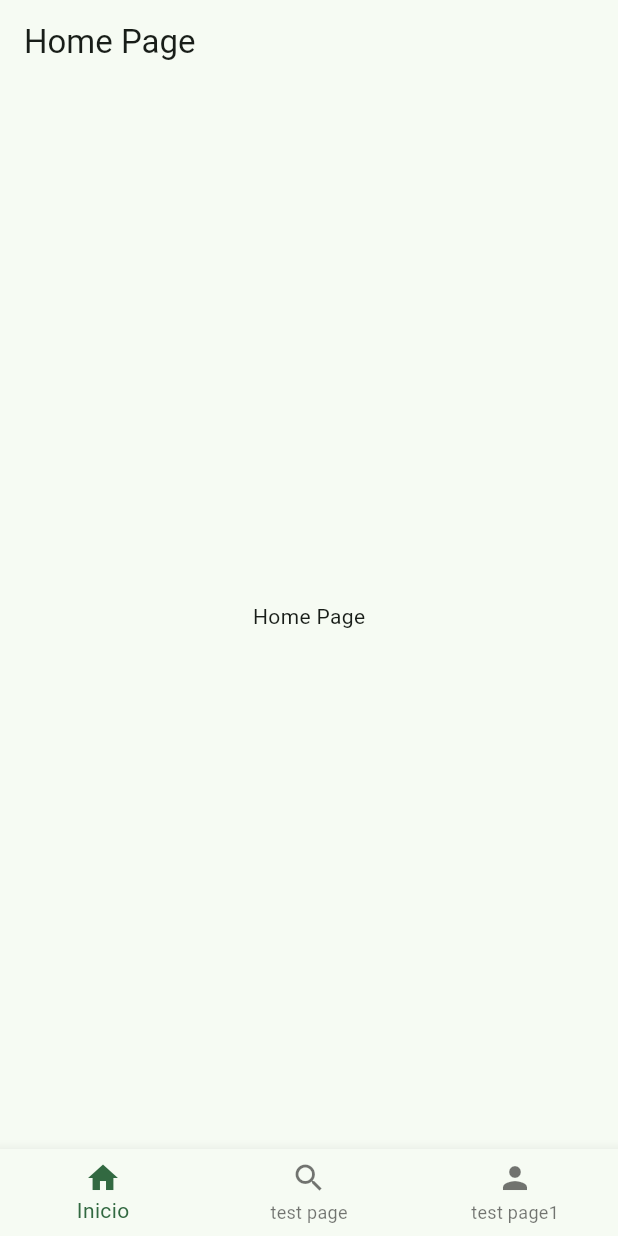
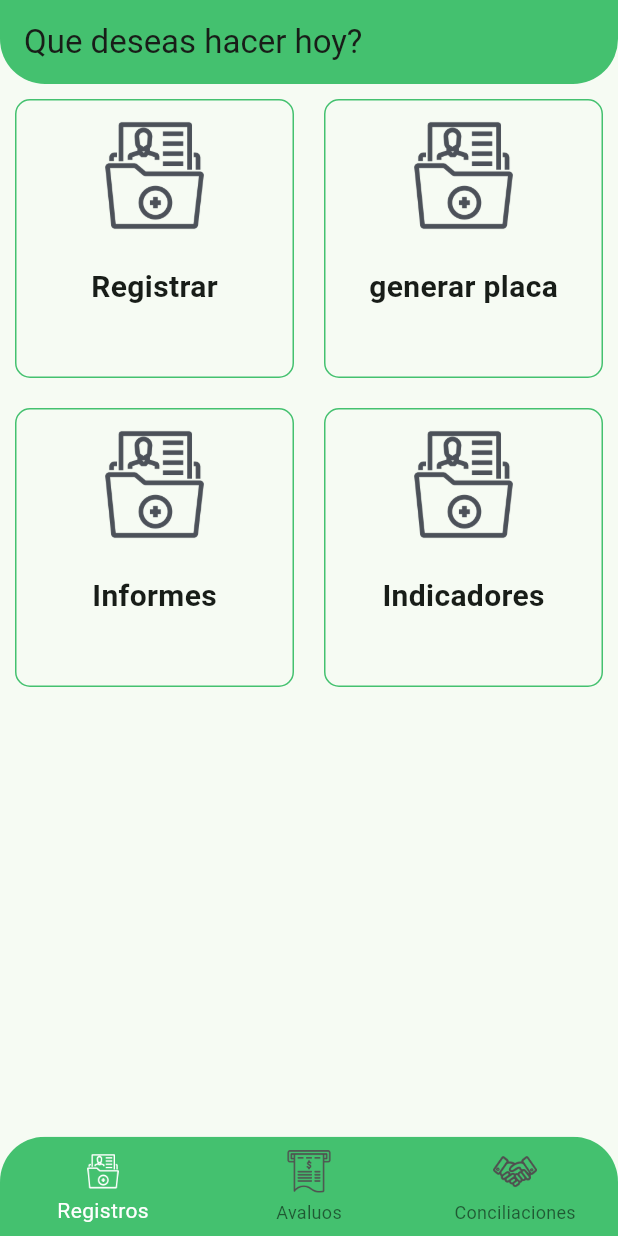
Before and after one commit to nikolasiba/nijuda_activos_fijos, a Flutter app: the BottomNavigationPage screen opened directly, on a phone screen of 412 x 824 dp. Run offline on Flutter 3.47's test engine with Material 3 defaults, Android fonts, the phone set to English and light mode, and no system bars; our stand-ins replace animate_do, firebase_auth, firebase_core, freezed_annotation, get; accounts and stored records are empty; generated files the repository leaves out were written again.

Commit message:
settings for screen pricipals

```diff
--- a/lib/features/auth/presentation/contoller/auth_ctr.dart
+++ b/lib/features/auth/presentation/contoller/auth_ctr.dart
@@ -2,6 +2,7 @@ import 'package:activosfijos/features/auth/data/datasource/remote/auth_firebase.
 import 'package:activosfijos/features/auth/data/repositories/auth_repository_impl.dart';
 import 'package:activosfijos/features/auth/domain/repositories/auth_repository.dart';
 import 'package:activosfijos/features/bottom_navigation/presentation/pages/bottom_navigation_page.dart';
+import 'package:activosfijos/shared/assets/assets.dart';
 import 'package:activosfijos/shared/widgets/custom_alert.dart';
 import 'package:flutter/material.dart';
 import 'package:get/get.dart';
@@ -25,6 +26,7 @@ class AuthController extends GetxController {
 
     if (response) {
       CustomAlert(
+        image: Res.images.successImage,
         title: 'Bienvenido',
         body: 'Ingreso exitoso',
         onPressed: () => Get.offAll(
--- /dev/null
+++ b/lib/features/avaluo/presentation/pages/avaluo_main_pg.dart
@@ -0,0 +1,12 @@
+import 'package:flutter/material.dart';
+
+class AvaluoMainPAge extends StatelessWidget {
+  const AvaluoMainPAge({super.key});
+
+  @override
+  Widget build(BuildContext context) {
+    return const Center(
+      child: Text('Avaluo Main Page'),
+    );
+  }
+}
--- a/lib/features/bottom_navigation/presentation/controller/bottom_navigation_ctrl.dart
+++ b/lib/features/bottom_navigation/presentation/controller/bottom_navigation_ctrl.dart
@@ -1,6 +1,6 @@
-import 'package:activosfijos/features/bottom_navigation/presentation/pages/test_page.dart';
-import 'package:activosfijos/features/bottom_navigation/presentation/pages/test_page_1.dart';
+import 'package:activosfijos/features/conciliation/presentation/pages/conciliation_main_pg.dart';
 import 'package:activosfijos/features/home/presentation/pages/home_page.dart';
+import 'package:activosfijos/features/registers/presentation/pages/register_main_pg.dart';
 import 'package:get/get.dart';
 
 class BottomNavigationController extends GetxController {
@@ -12,8 +12,8 @@ class BottomNavigationController extends GetxController {
 
   RxList pages = [
     const HomePage(),
-    const TestPage(),
-    const TestPage1(),
+    const RegisterMainPage(),
+    const ConciliationMainPage()
   ].obs;
 
   static BottomNavigationController get findOrInitial {
--- a/lib/features/bottom_navigation/presentation/pages/bottom_navigation_page.dart
+++ b/lib/features/bottom_navigation/presentation/pages/bottom_navigation_page.dart
@@ -1,4 +1,7 @@
 import 'package:activosfijos/features/bottom_navigation/presentation/controller/bottom_navigation_ctrl.dart';
+import 'package:activosfijos/shared/assets/assets.dart';
+import 'package:activosfijos/shared/colors/colors.dart';
+import 'package:activosfijos/shared/utils/responsive.dart';
 import 'package:flutter/material.dart';
 import 'package:get/get.dart';
 
@@ -8,27 +11,55 @@ class BottomNavigationPage extends StatelessWidget {
 
   @override
   Widget build(BuildContext context) {
+    final responsive = Responsive(context);
     return Obx(() => Scaffold(
         body: navigationCtrl.pages[navigationCtrl.currentIndex.value],
-        bottomNavigationBar: BottomNavigationBar(
+        bottomNavigationBar: ClipRRect(
+          borderRadius: const BorderRadius.only(
+            topLeft: Radius.circular(30),
+            topRight: Radius.circular(30),
+          ),
+          child: BottomNavigationBar(
+            elevation: 0,
+            fixedColor: MyColors.white,
+            backgroundColor: MyColors.primaryGreen,
             currentIndex: navigationCtrl.currentIndex.value,
             onTap: (current) {
               navigationCtrl.changePage(current);
             },
-          items: const [
+            items: [
               BottomNavigationBarItem(
-              icon: Icon(Icons.home),
-              label: 'Inicio',
+                icon: Image.asset(
+                  Res.images.registers,
+                  height: responsive.dp(3.5),
+                  color: navigationCtrl.currentIndex.value == 0
+                      ? MyColors.white
+                      : MyColors.black,
+                ),
+                label: 'Registros',
               ),
               BottomNavigationBarItem(
-              icon: Icon(Icons.search),
-              label: 'test page',
+                icon: Image.asset(
+                  Res.images.avaluos,
+                  height: responsive.dp(3.5),
+                  color: navigationCtrl.currentIndex.value == 1
+                      ? MyColors.white
+                      : MyColors.black,
+                ),
+                label: 'Avaluos',
               ),
               BottomNavigationBarItem(
-              icon: Icon(Icons.person),
-              label: 'test page1',
+                icon: Image.asset(
+                  Res.images.conciliaciones,
+                  height: responsive.dp(3.5),
+                  color: navigationCtrl.currentIndex.value == 2
+                      ? MyColors.white
+                      : MyColors.black,
+                ),
+                label: 'Conciliaciones',
               ),
             ],
+          ),
         )));
   }
 }
--- a/lib/features/bottom_navigation/presentation/pages/test_page.dart
+++ /dev/null
@@ -1,17 +0,0 @@
-import 'package:flutter/material.dart';
-
-class TestPage extends StatelessWidget {
-  const TestPage({super.key});
-
-  @override
-  Widget build(BuildContext context) {
-    return Scaffold(
-      appBar: AppBar(
-        title: const Text('Test Page'),
-      ),
-      body: const Center(
-        child: Text('Test Page'),
-      ),
-    );
-  }
-}
--- a/lib/features/bottom_navigation/presentation/pages/test_page_1.dart
+++ /dev/null
@@ -1,17 +0,0 @@
-import 'package:flutter/material.dart';
-
-class TestPage1 extends StatelessWidget {
-  const TestPage1({super.key});
-
-  @override
-  Widget build(BuildContext context) {
-    return Scaffold(
-      appBar: AppBar(
-        title: const Text('Test Page1'),
-      ),
-      body: const Center(
-        child: Text('Test Page1'),
-      ),
-    );
-  }
-}
--- /dev/null
+++ b/lib/features/conciliation/presentation/pages/conciliation_main_pg.dart
@@ -0,0 +1,12 @@
+import 'package:flutter/material.dart';
+
+class ConciliationMainPage extends StatelessWidget {
+  const ConciliationMainPage({Key? key}) : super(key: key);
+
+  @override
+  Widget build(BuildContext context) {
+    return const Center(
+      child: Text('Conciliation Main Page'),
+    );
+  }
+}
--- /dev/null
+++ b/lib/features/home/presentation/domain/entities/container_model.dart
@@ -0,0 +1,11 @@
+import 'package:freezed_annotation/freezed_annotation.dart';
+
+part 'container_model.freezed.dart';
+
+@freezed
+abstract class ContainerModel with _$ContainerModel {
+  factory ContainerModel(
+      {required String title,
+      required String image,
+      required void Function()? onTap}) = _ContainerModel;
+}
--- a/lib/features/home/presentation/pages/home_page.dart
+++ b/lib/features/home/presentation/pages/home_page.dart
@@ -1,3 +1,7 @@
+import 'package:activosfijos/features/home/presentation/domain/entities/container_model.dart';
+import 'package:activosfijos/shared/assets/assets.dart';
+import 'package:activosfijos/shared/colors/colors.dart';
+import 'package:activosfijos/shared/widgets/cuistom_container_options.dart';
 import 'package:flutter/material.dart';
 
 class HomePage extends StatelessWidget {
@@ -7,11 +11,48 @@ class HomePage extends StatelessWidget {
   Widget build(BuildContext context) {
     return Scaffold(
       appBar: AppBar(
-        title: const Text('Home Page'),
-      ),
-      body: const Center(
-        child: Text('Home Page'),
+          backgroundColor: MyColors.primaryGreen,
+          title: const Text('Que deseas hacer hoy?'),
+          shape: const RoundedRectangleBorder(
+            borderRadius: BorderRadius.vertical(
+              bottom: Radius.circular(30),
+            ),
+          )),
+      body: Center(
+        child: GridView.builder(
+          gridDelegate: const SliverGridDelegateWithFixedCrossAxisCount(
+            crossAxisCount: 2,
+          ),
+          itemCount: containerModels.length,
+          itemBuilder: (BuildContext context, int index) {
+            return CustomContainerOptions(
+                containerModel: containerModels[index]);
+          },
+        ),
       ),
     );
   }
 }
+
+final List<ContainerModel> containerModels = [
+  ContainerModel(
+    image: Res.images.registers,
+    title: 'Registrar',
+    onTap: () {},
+  ),
+  ContainerModel(
+    image: Res.images.registers,
+    title: 'generar placa',
+    onTap: () {},
+  ),
+  ContainerModel(
+    image: Res.images.registers,
+    title: 'Informes',
+    onTap: () {},
+  ),
+  ContainerModel(
+    image: Res.images.registers,
+    title: 'Indicadores',
+    onTap: () {},
+  ),
+];
--- /dev/null
+++ b/lib/features/registers/presentation/pages/register_main_pg.dart
@@ -0,0 +1,12 @@
+import 'package:flutter/material.dart';
+
+class RegisterMainPage extends StatelessWidget {
+  const RegisterMainPage({super.key});
+
+  @override
+  Widget build(BuildContext context) {
+    return const Center(
+      child: Text('Register Main Page'),
+    );
+  }
+}
--- a/lib/shared/assets/assets.dart
+++ b/lib/shared/assets/assets.dart
@@ -9,8 +9,11 @@ class ResImages {
   ResImages._();
   final principalLogo = 'res/images/logo_principal.png';
   final errorImage = 'res/images/advertencia.png';
-
+  final successImage = 'res/images/success.png';
   final loading = 'res/images/logo_principal.png';
+  final registers = 'res/images/registros.png';
+  final avaluos = 'res/images/avaluo.png';
+  final conciliaciones = 'res/images/conciliacion.png';
 }
 
 class _ResIcons {
--- /dev/null
+++ b/lib/shared/widgets/cuistom_container_options.dart
@@ -0,0 +1,44 @@
+import 'package:activosfijos/features/home/presentation/domain/entities/container_model.dart';
+import 'package:activosfijos/shared/colors/colors.dart';
+import 'package:flutter/material.dart';
+
+class CustomContainerOptions extends StatelessWidget {
+  const CustomContainerOptions({super.key, required this.containerModel});
+
+  final ContainerModel containerModel;
+
+  @override
+  Widget build(BuildContext context) {
+    return InkWell(
+      onTap: containerModel.onTap,
+      child: Container(
+        margin: const EdgeInsets.all(10),
+        decoration: BoxDecoration(
+          borderRadius: BorderRadius.circular(10),
+          border: Border.all(
+            color: MyColors.primaryGreen,
+            width: 1,
+          ),
+        ),
+        child: Center(
+            child: Column(
+          children: [
+            Image.asset(
+              containerModel.image,
+              width: 100,
+              height: 100,
+            ),
+            const SizedBox(height: 10),
+            Text(
+              containerModel.title,
+              style: const TextStyle(
+                fontSize: 20,
+                fontWeight: FontWeight.bold,
+              ),
+            ),
+          ],
+        )),
+      ),
+    );
+  }
+}
```
Also changed, not shown: pubspec.yaml (+10 -0 lines), pubspec.lock, res/images/avaluo.png (added), res/images/conciliacion.png (added), res/images/registros.png (added), res/images/success.png (added), 4 other files. Lines whose indentation alone changed are shown as unchanged.
